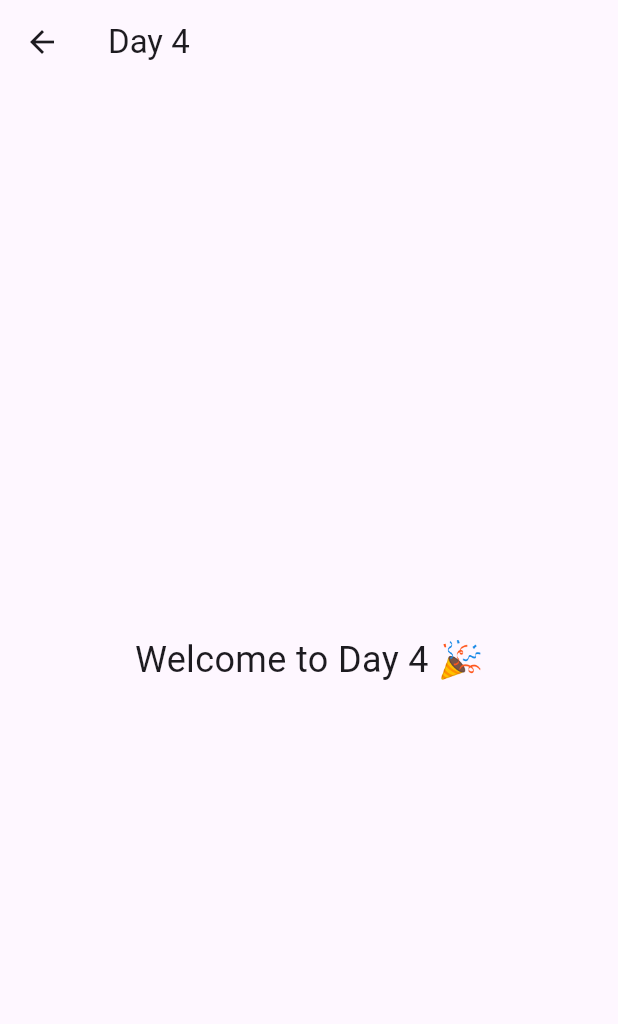
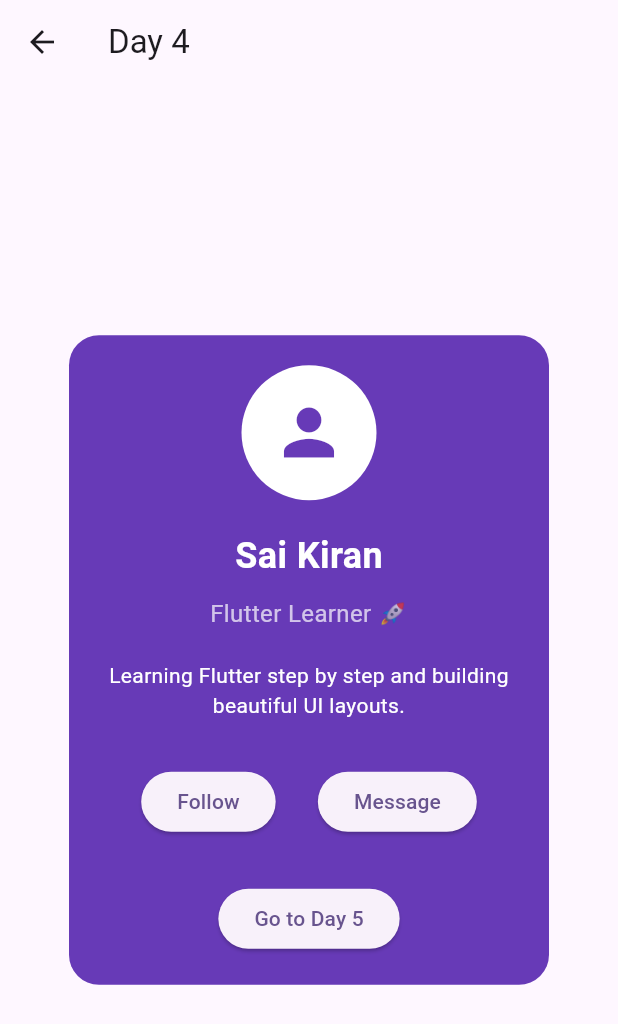
Before and after one commit to saisk7590-app/Flutter, a Flutter app: the Day4Screen screen opened directly, on a phone screen of 412 x 824 dp. Shown: the top 1024 px of the screen. Run offline on Flutter 3.47's test engine with Material 3 defaults, Android fonts, the phone set to English and light mode, and no system bars.

Commit message:
feat: add day 5 screen and navigation, implement login and signup screens with UI enhancements

```diff
--- a/lib/screens/day4_screen.dart
+++ b/lib/screens/day4_screen.dart
@@ -1,4 +1,5 @@
 import 'package:flutter/material.dart';
+import 'day5_screen.dart';
 
 class Day4Screen extends StatelessWidget {
   const Day4Screen({super.key});
@@ -6,13 +7,93 @@ class Day4Screen extends StatelessWidget {
   @override
   Widget build(BuildContext context) {
     return Scaffold(
-      appBar: AppBar(
-        title: const Text("Day 4"),
-      ),
-      body: const Center(
-        child: Text(
-          "Welcome to Day 4 🎉",
-          style: TextStyle(fontSize: 24),
+      appBar: AppBar(title: const Text("Day 4")),
+
+      body: Center(
+        child: Padding(
+          padding: const EdgeInsets.all(20),
+
+          child: Container(
+            width: 320,
+            padding: const EdgeInsets.all(20),
+
+            decoration: BoxDecoration(
+              color: Colors.deepPurple,
+              borderRadius: BorderRadius.circular(20),
+            ),
+
+            child: Column(
+              mainAxisSize: MainAxisSize.min,
+              children: [
+                const CircleAvatar(
+                  radius: 45,
+                  backgroundColor: Colors.white,
+                  child: Icon(Icons.person, size: 50, color: Colors.deepPurple),
+                ),
+
+                const SizedBox(height: 20),
+
+                const Text(
+                  "Sai Kiran",
+                  style: TextStyle(
+                    fontSize: 24,
+                    color: Colors.white,
+                    fontWeight: FontWeight.bold,
+                  ),
+                ),
+
+                const SizedBox(height: 10),
+
+                const Text(
+                  "Flutter Learner 🚀",
+                  style: TextStyle(fontSize: 16, color: Colors.white70),
+                ),
+
+                const SizedBox(height: 20),
+
+                const Text(
+                  "Learning Flutter step by step and building beautiful UI layouts.",
+                  textAlign: TextAlign.center,
+                  style: TextStyle(color: Colors.white),
+                ),
+
+                const SizedBox(height: 30),
+
+                Row(
+                  mainAxisAlignment: MainAxisAlignment.spaceEvenly,
+                  children: [
+                    ElevatedButton(
+                      onPressed: () {
+                        debugPrint("Follow clicked");
+                      },
+                      child: const Text("Follow"),
+                    ),
+
+                    ElevatedButton(
+                      onPressed: () {
+                        debugPrint("Message clicked");
+                      },
+                      child: const Text("Message"),
+                    ),
+                  ],
+                ),
+
+                const SizedBox(height: 30),
+
+                ElevatedButton(
+                  onPressed: () {
+                    Navigator.push(
+                      context,
+                      MaterialPageRoute(
+                        builder: (context) => const Day5Screen(),
+                      ),
+                    );
+                  },
+                  child: const Text("Go to Day 5"),
+                ),
+              ],
+            ),
+          ),
         ),
       ),
     );
```
Also changed, not shown: lib/screens/day1_screen.dart (+4 -8 lines), lib/screens/day5_screen.dart (added, +137 -0 lines), lib/screens/home_screen.dart (added, +19 -0 lines), lib/screens/login_screen.dart (added, +93 -0 lines), lib/screens/signup_screen.dart (added, +132 -0 lines), lib/screens/profile_screen.dart (added), lib/screens/settings_screen.dart (added), 7 other files.
